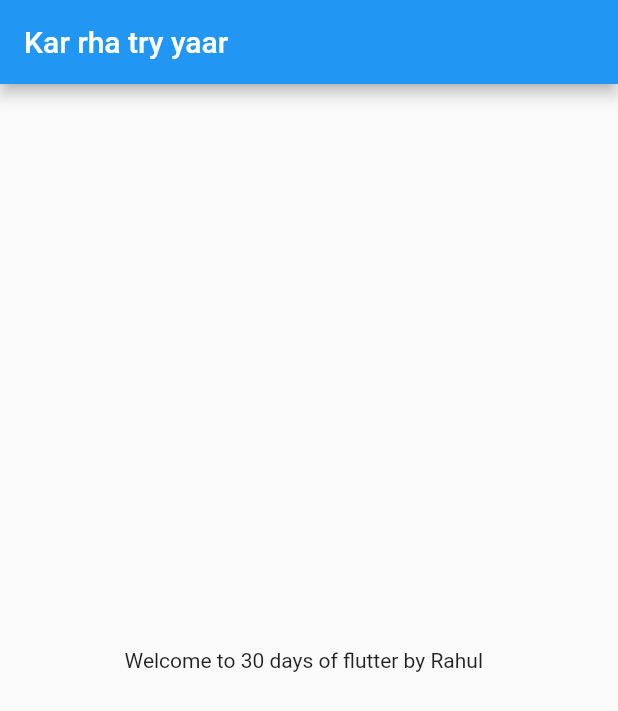
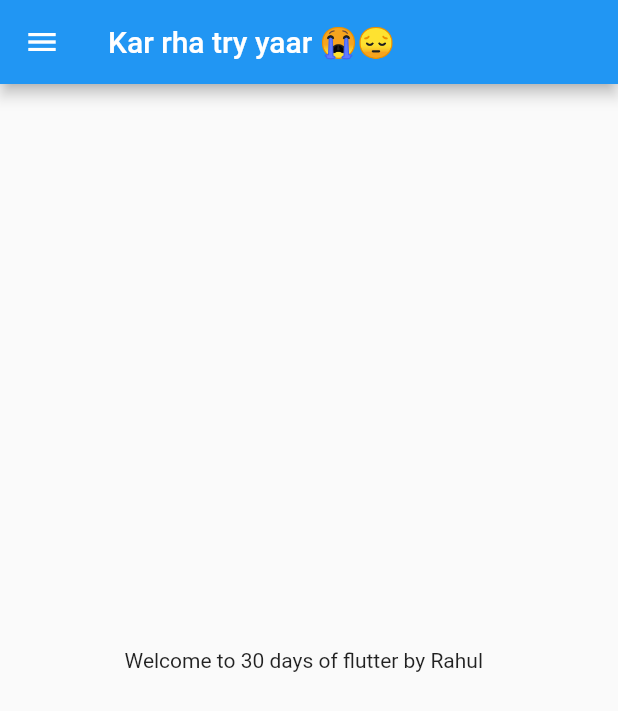
Before and after one commit to rahulmokaria/30daysofflutter, a Flutter app: the screen it shows after launch, on a phone screen of 412 x 824 dp. Shown: the top 711 px of the screen. Run offline on Flutter 3.47's test engine with Material 2 defaults, Android fonts, the phone set to English and light mode, and no system bars.

Commit message:
day 3 completed

```diff
--- a/lib/home.dart
+++ b/lib/home.dart
@@ -2,19 +2,20 @@ import 'package:flutter/material.dart';
 
 class homePage extends StatelessWidget {
   homePage({Key? key}) : super(key: key);
-  int days = 30;
-  String by = 'Rahul';
+  final int days = 30;
+  final String by = 'Rahul';
   @override
   Widget build(BuildContext context) {
     return Scaffold(
       appBar: AppBar(
-        title: Text('Kar rha try yaar'),
+        title: Text('Kar rha try yaar 😭😔'),
       ),
       body: Center(
         child: Container(
           child: Text("Welcome to $days days of flutter by $by  "),
         ),
       ),
+      drawer: Drawer(),
     );
   }
 }
```
